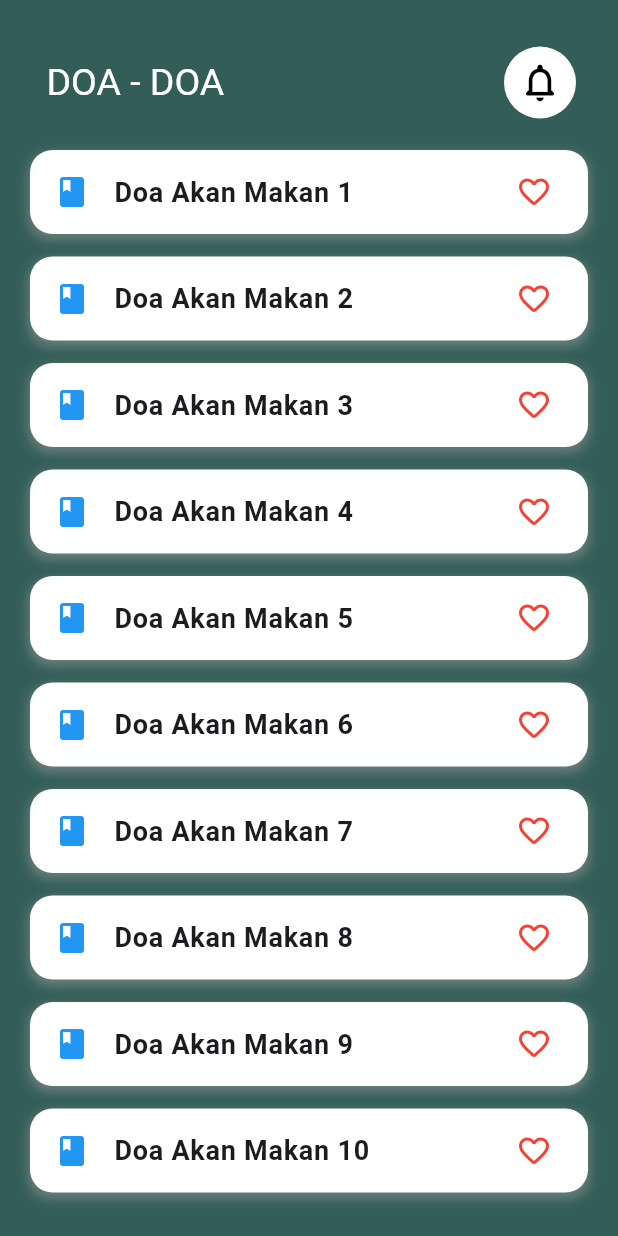
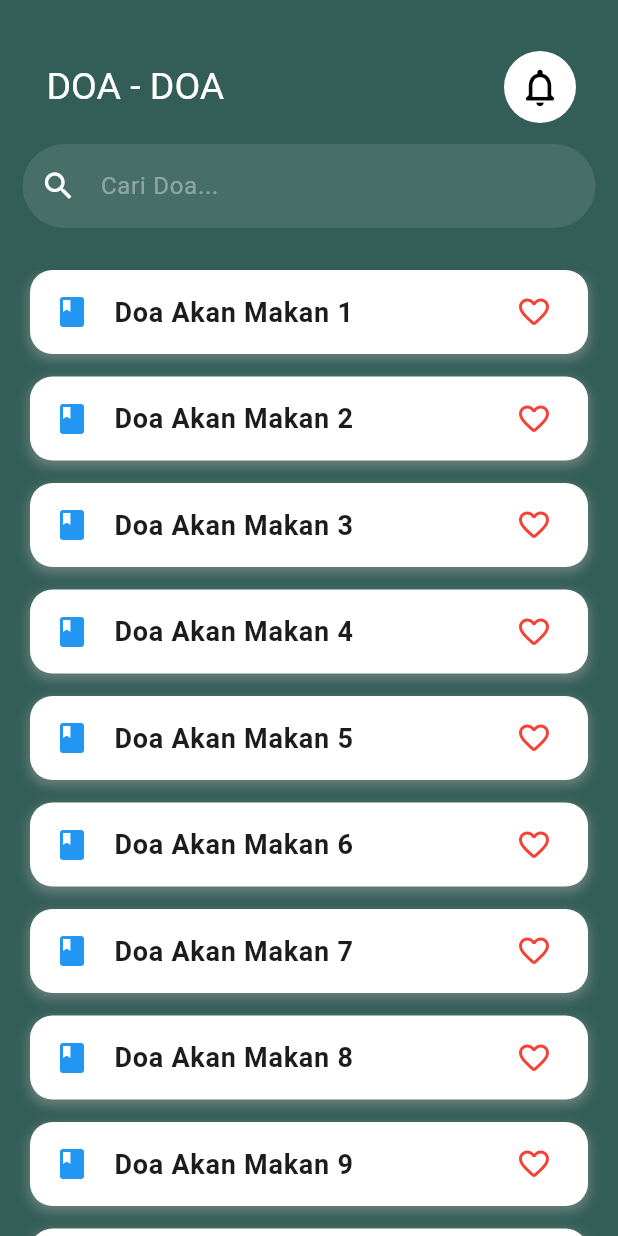
Before and after one commit to annasnurdin/doanya, a Flutter app: the screen it shows after launch, on a phone screen of 412 x 824 dp. Run offline on Flutter 3.47's test engine with Material 3 defaults, Android fonts, the phone set to English and light mode, and no system bars; our stand-ins replace google_fonts; Roboto replaces fonts that are missing (Poppins).

Commit message:
Tambah Search

```diff
--- a/lib/pages/home.dart
+++ b/lib/pages/home.dart
@@ -15,16 +15,21 @@ class _HomeState extends State<Home> {
   Widget build(BuildContext context) {
     return Scaffold(
       appBar: PreferredSize(
-        preferredSize: const Size.fromHeight(80),
-        child: Padding(
-          padding: const EdgeInsets.only(top: 30.0, right: 28.0, left: 15.0),
+        preferredSize: const Size.fromHeight(160),
+        child: Column(
+          children: [
+            Padding(
+              padding:
+                  const EdgeInsets.only(top: 30.0, right: 28.0, left: 15.0),
               child: AppBar(
                 backgroundColor: primaryColor,
-            title: const Text("DOA - DOA",
+                title: const Text(
+                  "DOA - DOA",
                   style: TextStyle(
                     fontSize: 25.0,
                     color: Colors.white,
-                )),
+                  ),
+                ),
                 actions: [
                   Container(
                     decoration: const BoxDecoration(
@@ -39,6 +44,28 @@ class _HomeState extends State<Home> {
                   ),
                 ],
               ),
+            ),
+
+            //SEARCH
+            Padding(
+              padding:
+                  const EdgeInsets.symmetric(horizontal: 15.0, vertical: 10.0),
+              child: TextField(
+                style: const TextStyle(color: Colors.white),
+                decoration: InputDecoration(
+                  filled: true,
+                  fillColor: Colors.white10,
+                  hintText: 'Cari Doa...',
+                  hintStyle: const TextStyle(color: Colors.white38),
+                  prefixIcon: const Icon(Icons.search, color: Colors.white),
+                  border: OutlineInputBorder(
+                    borderRadius: BorderRadius.circular(30.0),
+                    borderSide: BorderSide.none,
+                  ),
+                ),
+              ),
+            ),
+          ],
         ),
       ),
       body: Column(
```
Lines whose indentation alone changed are shown as unchanged.
